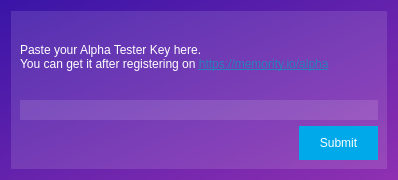
The window that memority/ui/add_key.ui (Memority/memority) describes before a commit, drawn with Qt 5.
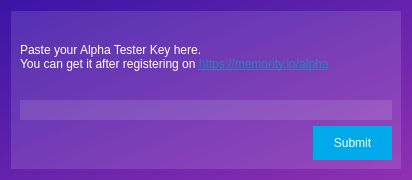
The same window after the commit. Icons and pictures are not drawn.

```diff
--- a/memority/ui/add_key.ui
+++ b/memority/ui/add_key.ui
@@ -9,7 +9,7 @@
    <rect>
     <x>0</x>
     <y>0</y>
-    <width>398</width>
+    <width>412</width>
     <height>180</height>
    </rect>
   </property>
@@ -79,7 +79,7 @@
        <rect>
         <x>0</x>
         <y>0</y>
-        <width>386</width>
+        <width>400</width>
         <height>168</height>
        </rect>
       </property>
```
